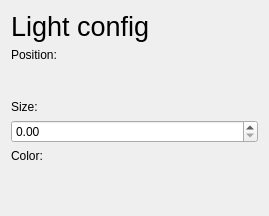
DisonGo/s21_3DViewer, file src/widgets/UI/LightConfigView.ui: the form before one commit.
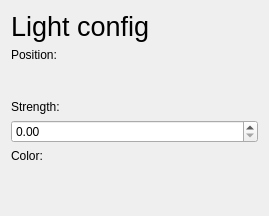
The form after the commit. Custom widgets are drawn as their Qt base class.

Patch:
```diff
--- a/src/widgets/UI/LightConfigView.ui
+++ b/src/widgets/UI/LightConfigView.ui
@@ -54,7 +54,7 @@
      <item>
       <widget class="QLabel" name="LigthStrengthL">
        <property name="text">
-        <string>Size:</string>
+        <string>Strength:</string>
        </property>
       </widget>
      </item>
```
